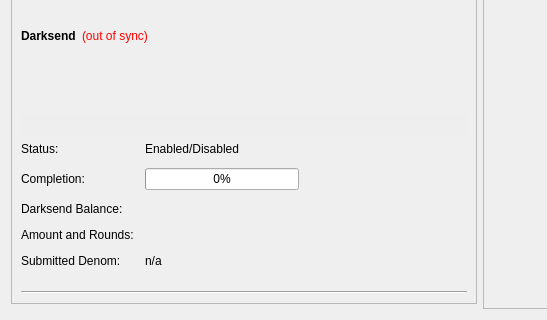
First picture: the form in src/qt/forms/overviewpage.ui, repository hronopay/fd, before the edit; both pictures show x 0 to 547 and y 294 to 614 of the 960 by 614 pixel window.
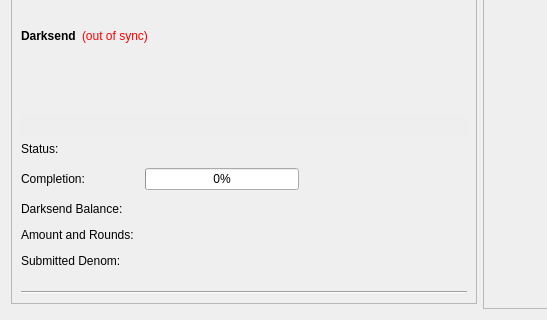
Second picture: the form after the edit.

Commit message: delete Enabled & Denom

```diff
--- a/src/qt/forms/overviewpage.ui
+++ b/src/qt/forms/overviewpage.ui
@@ -1012,23 +1012,6 @@
               </property>
              </widget>
             </item>
-            <item row="5" column="1">
-             <widget class="QLabel" name="labelSubmittedDenom">
-              <property name="toolTip">
-               <string>The denominations you submitted to the Masternode.&lt;br&gt;To mix, other users must submit the exact same denominations.</string>
-              </property>
-              <property name="text">
-               <string>n/a</string>
-              </property>
-             </widget>
-            </item>
-            <item row="0" column="1">
-             <widget class="QLabel" name="darksendEnabled">
-              <property name="text">
-               <string>Enabled/Disabled</string>
-              </property>
-             </widget>
-            </item>
            </layout>
           </item>
           <item>
```
